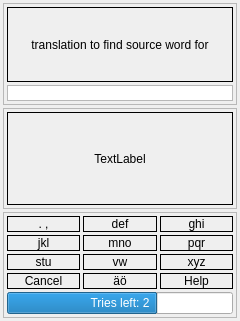
sergburn/firu.qt, file src/trainerdialog.ui: the form before one commit.
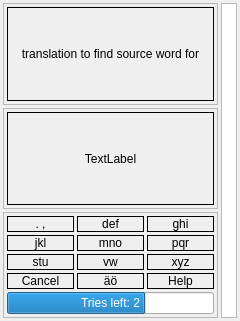
The form after the commit.

Diff of the .ui file:
```diff
--- a/src/trainerdialog.ui
+++ b/src/trainerdialog.ui
@@ -13,7 +13,7 @@
   <property name="windowTitle">
    <string>Dialog</string>
   </property>
-  <layout class="QVBoxLayout" name="verticalLayout_3">
+  <layout class="QHBoxLayout" name="horizontalLayout_2">
    <property name="spacing">
     <number>3</number>
    </property>
@@ -21,14 +21,16 @@
     <number>3</number>
    </property>
    <item>
-    <widget class="QFrame" name="frmQuestion">
-     <property name="frameShape">
-      <enum>QFrame::StyledPanel</enum>
-     </property>
-     <property name="frameShadow">
-      <enum>QFrame::Raised</enum>
-     </property>
      <layout class="QVBoxLayout" name="verticalLayout_2">
+     <item>
+      <widget class="QFrame" name="frmQuestion">
+       <property name="frameShape">
+        <enum>QFrame::StyledPanel</enum>
+       </property>
+       <property name="frameShadow">
+        <enum>QFrame::Raised</enum>
+       </property>
+       <layout class="QHBoxLayout" name="horizontalLayout">
       <property name="spacing">
        <number>3</number>
       </property>
@@ -57,28 +59,6 @@
         </property>
        </widget>
       </item>
-      <item>
-       <widget class="QGraphicsView" name="markGraph">
-        <property name="sizePolicy">
-         <sizepolicy hsizetype="Expanding" vsizetype="Preferred">
-          <horstretch>0</horstretch>
-          <verstretch>0</verstretch>
-         </sizepolicy>
-        </property>
-        <property name="maximumSize">
-         <size>
-          <width>16777215</width>
-          <height>16</height>
-         </size>
-        </property>
-        <property name="verticalScrollBarPolicy">
-         <enum>Qt::ScrollBarAlwaysOff</enum>
-        </property>
-        <property name="horizontalScrollBarPolicy">
-         <enum>Qt::ScrollBarAlwaysOff</enum>
-        </property>
-       </widget>
-      </item>
      </layout>
     </widget>
    </item>
@@ -311,6 +291,30 @@
        </widget>
       </item>
      </layout>
+      </widget>
+     </item>
+    </layout>
+   </item>
+   <item>
+    <widget class="QGraphicsView" name="markGraph">
+     <property name="sizePolicy">
+      <sizepolicy hsizetype="Maximum" vsizetype="Expanding">
+       <horstretch>0</horstretch>
+       <verstretch>0</verstretch>
+      </sizepolicy>
+     </property>
+     <property name="maximumSize">
+      <size>
+       <width>16</width>
+       <height>16777215</height>
+      </size>
+     </property>
+     <property name="verticalScrollBarPolicy">
+      <enum>Qt::ScrollBarAlwaysOff</enum>
+     </property>
+     <property name="horizontalScrollBarPolicy">
+      <enum>Qt::ScrollBarAlwaysOff</enum>
+     </property>
     </widget>
    </item>
   </layout>
```
Lines whose indentation alone changed are shown as unchanged.
